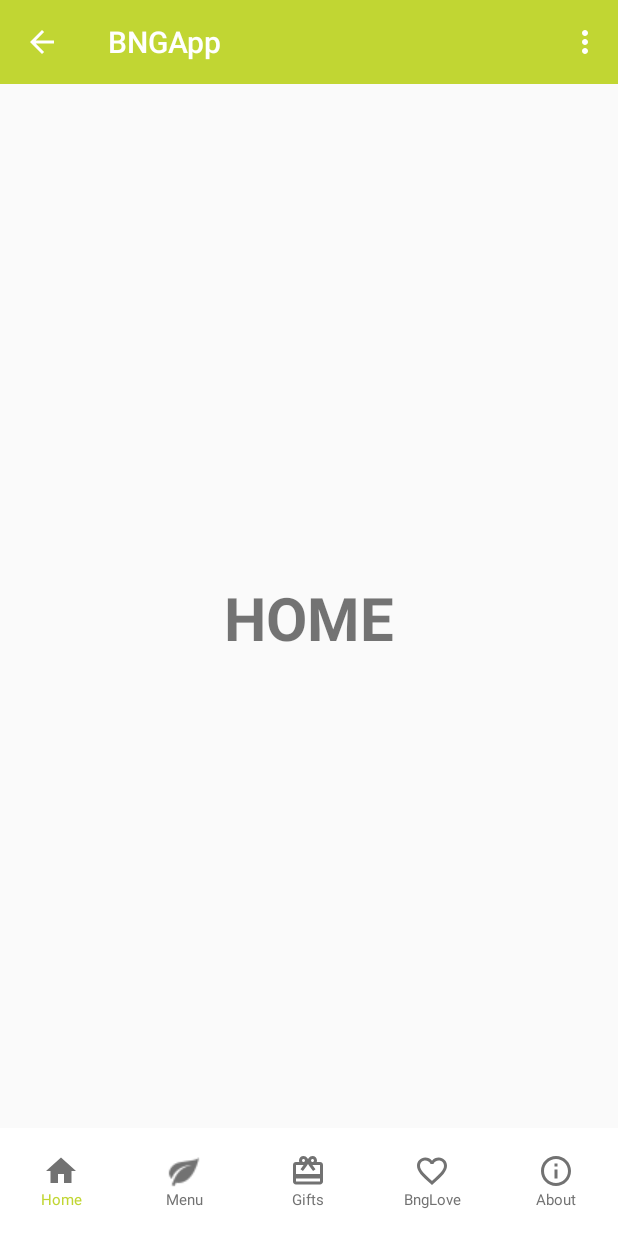
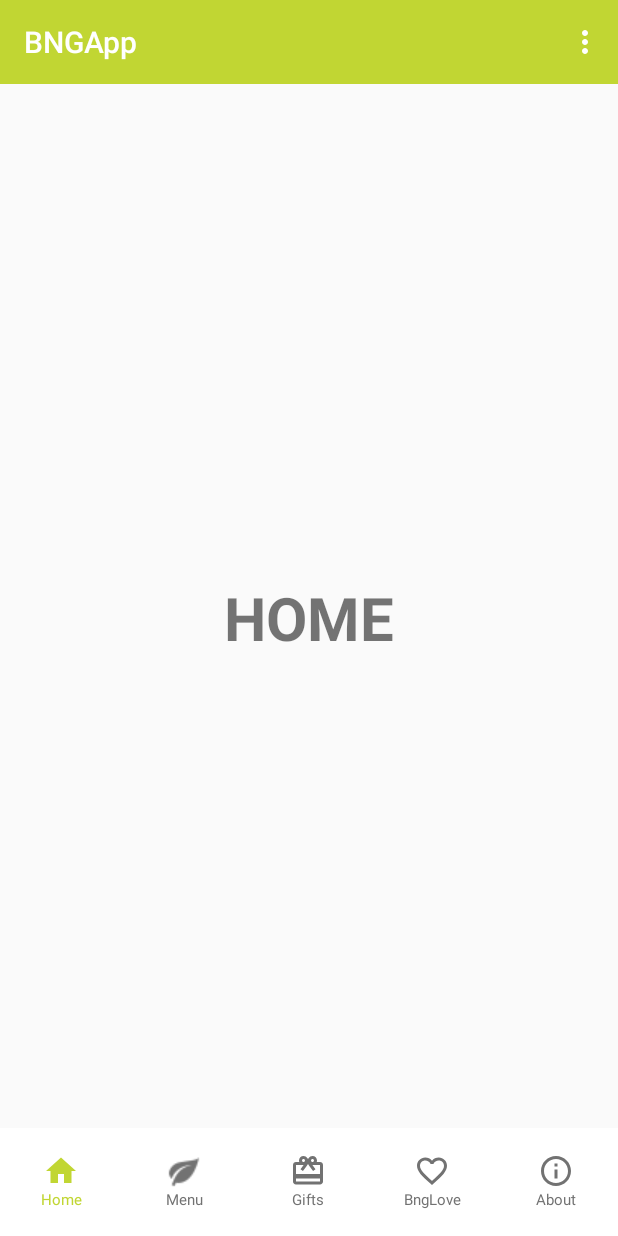
Before and after one commit to rsorotzkin/BNGApp, an Android app: the screen it shows after launch (MainActivity), on a phone screen of 412 x 824 dp. Run offline under Robolectric (Android 15) with nearby library versions, the phone set to English and light mode, and no system bars.

Commit message:
tab layout icons

```diff
--- a/app/src/main/java/com/example/home/bngapp/MainActivity.java
+++ b/app/src/main/java/com/example/home/bngapp/MainActivity.java
@@ -23,13 +23,6 @@ public class MainActivity extends AppCompatActivity {
     private Toolbar toolbar;
     private TabLayout tabLayout;
     private ViewPager viewPager;
-    private int[] tabIcons = {
-            R.drawable.ic_home_24dp,
-            R.drawable.ic_leaf_24dp,
-            R.drawable.ic_wallet_giftcard_24dp,
-            R.drawable.ic_favorite_outline_24dp,
-            R.drawable.ic_info_outline_24dp
-    };
 
     @Override
     protected void onCreate(Bundle savedInstanceState) {
@@ -38,7 +31,7 @@ public class MainActivity extends AppCompatActivity {
         toolbar = (Toolbar) findViewById(R.id.toolbar);
         setSupportActionBar(toolbar);
 
-        getSupportActionBar().setDisplayHomeAsUpEnabled(true);
+        getSupportActionBar().setDisplayHomeAsUpEnabled(false);
 
         viewPager = (ViewPager) findViewById(R.id.viewpager);
         setupViewPager(viewPager);
@@ -52,12 +45,9 @@ public class MainActivity extends AppCompatActivity {
             @Override
             public void onTabSelected(TabLayout.Tab tab) {
                 super.onTabSelected(tab);
-                for (int i : tabIcons) {
-                    //if (tab.getPosition() == i)
-//                        Drawable mDrawable = getResources().getDrawable(i);
-//                    mDrawable.setColorFilter(new PorterDuffColorFilter(0xffff00, PorterDuff.Mode.MULTIPLY));
-//                    i.setColorFilter("#fff", PorterDuff.Mode.MULTIPLY);
-                }
+
+
+
             }
 
             @Override
@@ -91,27 +81,27 @@ public class MainActivity extends AppCompatActivity {
 
         TextView tabOne = (TextView) LayoutInflater.from(this).inflate(R.layout.custom_tab, null);
         tabOne.setText("Home");
-        tabOne.setCompoundDrawablesWithIntrinsicBounds(0, R.drawable.ic_home_24dp, 0, 0);
+        tabOne.setCompoundDrawablesWithIntrinsicBounds(0, R.drawable.tab_one, 0, 0);
         tabLayout.getTabAt(0).setCustomView(tabOne);
 
         TextView tabTwo = (TextView) LayoutInflater.from(this).inflate(R.layout.custom_tab, null);
         tabTwo.setText("Menu");
-        tabTwo.setCompoundDrawablesWithIntrinsicBounds(0, R.drawable.ic_leaf_24dp, 0, 0);
+        tabTwo.setCompoundDrawablesWithIntrinsicBounds(0, R.drawable.tab_two, 0, 0);
         tabLayout.getTabAt(1).setCustomView(tabTwo);
 
         TextView tabThree = (TextView) LayoutInflater.from(this).inflate(R.layout.custom_tab, null);
         tabThree.setText("Gifts");
-        tabThree.setCompoundDrawablesWithIntrinsicBounds(0, R.drawable.ic_wallet_giftcard_24dp, 0, 0);
+        tabThree.setCompoundDrawablesWithIntrinsicBounds(0, R.drawable.tab_three, 0, 0);
         tabLayout.getTabAt(2).setCustomView(tabThree);
 
         TextView tabFour = (TextView) LayoutInflater.from(this).inflate(R.layout.custom_tab, null);
         tabFour.setText("BngLove");
-        tabFour.setCompoundDrawablesWithIntrinsicBounds(0, R.drawable.ic_favorite_outline_24dp, 0, 0);
+        tabFour.setCompoundDrawablesWithIntrinsicBounds(0, R.drawable.tab_four, 0, 0);
         tabLayout.getTabAt(3).setCustomView(tabFour);
 
         TextView tabFive = (TextView) LayoutInflater.from(this).inflate(R.layout.custom_tab, null);
         tabFive.setText("About");
-        tabFive.setCompoundDrawablesWithIntrinsicBounds(0, R.drawable.ic_info_outline_24dp, 0, 0);
+        tabFive.setCompoundDrawablesWithIntrinsicBounds(0, R.drawable.tab_five, 0, 0);
         tabLayout.getTabAt(4).setCustomView(tabFive);
     }
 
--- /dev/null
+++ b/app/src/main/res/drawable/ic_favorite_outline_green.xml
@@ -0,0 +1,9 @@
+<vector xmlns:android="http://schemas.android.com/apk/res/android"
+        android:width="24dp"
+        android:height="24dp"
+        android:viewportWidth="24.0"
+        android:viewportHeight="24.0">
+    <path
+        android:fillColor="#c1d633"
+        android:pathData="M16.5,3c-1.74,0 -3.41,0.81 -4.5,2.09C10.91,3.81 9.24,3 7.5,3 4.42,3 2,5.42 2,8.5c0,3.78 3.4,6.86 8.55,11.54L12,21.35l1.45,-1.32C18.6,15.36 22,12.28 22,8.5 22,5.42 19.58,3 16.5,3zm-4.4,15.55l-0.1,0.1 -0.1,-0.1C7.14,14.24 4,11.39 4,8.5 4,6.5 5.5,5 7.5,5c1.54,0 3.04,0.99 3.57,2.36h1.87C13.46,5.99 14.96,5 16.5,5c2,0 3.5,1.5 3.5,3.5 0,2.89 -3.14,5.74 -7.9,10.05z"/>
+</vector>
--- /dev/null
+++ b/app/src/main/res/drawable/ic_home_green.xml
@@ -0,0 +1,9 @@
+<vector xmlns:android="http://schemas.android.com/apk/res/android"
+        android:width="24dp"
+        android:height="24dp"
+        android:viewportWidth="24.0"
+        android:viewportHeight="24.0">
+    <path
+        android:fillColor="#c1d633"
+        android:pathData="M10,20v-6h4v6h5v-8h3L12,3 2,12h3v8z"/>
+</vector>
--- /dev/null
+++ b/app/src/main/res/drawable/ic_info_outline_green.xml
@@ -0,0 +1,9 @@
+<vector xmlns:android="http://schemas.android.com/apk/res/android"
+        android:width="24dp"
+        android:height="24dp"
+        android:viewportWidth="24.0"
+        android:viewportHeight="24.0">
+    <path
+        android:fillColor="#c1d633"
+        android:pathData="M11,17h2v-6h-2v6zm1,-15C6.48,2 2,6.48 2,12s4.48,10 10,10 10,-4.48 10,-10S17.52,2 12,2zm0,18c-4.41,0 -8,-3.59 -8,-8s3.59,-8 8,-8 8,3.59 8,8 -3.59,8 -8,8zM11,9h2V7h-2v2z"/>
+</vector>
--- /dev/null
+++ b/app/src/main/res/drawable/ic_wallet_giftcard_green.xml
@@ -0,0 +1,9 @@
+<vector xmlns:android="http://schemas.android.com/apk/res/android"
+        android:width="24dp"
+        android:height="24dp"
+        android:viewportWidth="24.0"
+        android:viewportHeight="24.0">
+    <path
+        android:fillColor="#c1d633"
+        android:pathData="M20,6h-2.18c0.11,-0.31 0.18,-0.65 0.18,-1 0,-1.66 -1.34,-3 -3,-3 -1.05,0 -1.96,0.54 -2.5,1.35l-0.5,0.67 -0.5,-0.68C10.96,2.54 10.05,2 9,2 7.34,2 6,3.34 6,5c0,0.35 0.07,0.69 0.18,1H4c-1.11,0 -1.99,0.89 -1.99,2L2,19c0,1.11 0.89,2 2,2h16c1.11,0 2,-0.89 2,-2V8c0,-1.11 -0.89,-2 -2,-2zm-5,-2c0.55,0 1,0.45 1,1s-0.45,1 -1,1 -1,-0.45 -1,-1 0.45,-1 1,-1zM9,4c0.55,0 1,0.45 1,1s-0.45,1 -1,1 -1,-0.45 -1,-1 0.45,-1 1,-1zm11,15H4v-2h16v2zm0,-5H4V8h5.08L7,10.83 8.62,12 11,8.76l1,-1.36 1,1.36L15.38,12 17,10.83 14.92,8H20v6z"/>
+</vector>
--- /dev/null
+++ b/app/src/main/res/drawable/tab_five.xml
@@ -0,0 +1,5 @@
+<?xml version="1.0" encoding="utf-8"?>
+<selector xmlns:android="http://schemas.android.com/apk/res/android">
+    <item android:drawable="@drawable/ic_info_outline_green" android:state_selected="true"/>
+    <item android:drawable="@drawable/ic_info_outline_24dp"/> <!-- default -->
+</selector>
--- /dev/null
+++ b/app/src/main/res/drawable/tab_four.xml
@@ -0,0 +1,5 @@
+<?xml version="1.0" encoding="utf-8"?>
+<selector xmlns:android="http://schemas.android.com/apk/res/android">
+    <item android:drawable="@drawable/ic_favorite_outline_green" android:state_selected="true"/>
+    <item android:drawable="@drawable/ic_favorite_outline_24dp"/> <!-- default -->
+</selector>
--- /dev/null
+++ b/app/src/main/res/drawable/tab_one.xml
@@ -0,0 +1,5 @@
+<?xml version="1.0" encoding="utf-8"?>
+<selector xmlns:android="http://schemas.android.com/apk/res/android">
+    <item android:drawable="@drawable/ic_home_green" android:state_selected="true"/>
+    <item android:drawable="@drawable/ic_home_24dp"/> <!-- default -->
+</selector>
--- /dev/null
+++ b/app/src/main/res/drawable/tab_three.xml
@@ -0,0 +1,5 @@
+<?xml version="1.0" encoding="utf-8"?>
+<selector xmlns:android="http://schemas.android.com/apk/res/android">
+    <item android:drawable="@drawable/ic_wallet_giftcard_green" android:state_selected="true"/>
+    <item android:drawable="@drawable/ic_wallet_giftcard_24dp"/> <!-- default -->
+</selector>
--- /dev/null
+++ b/app/src/main/res/drawable/tab_two.xml
@@ -0,0 +1,5 @@
+<?xml version="1.0" encoding="utf-8"?>
+<selector xmlns:android="http://schemas.android.com/apk/res/android">
+    <item android:drawable="@drawable/ic_leaf_24dp" android:state_selected="true"/>
+    <item android:drawable="@drawable/ic_leaf_24dp"/> <!-- default -->
+</selector>
```
